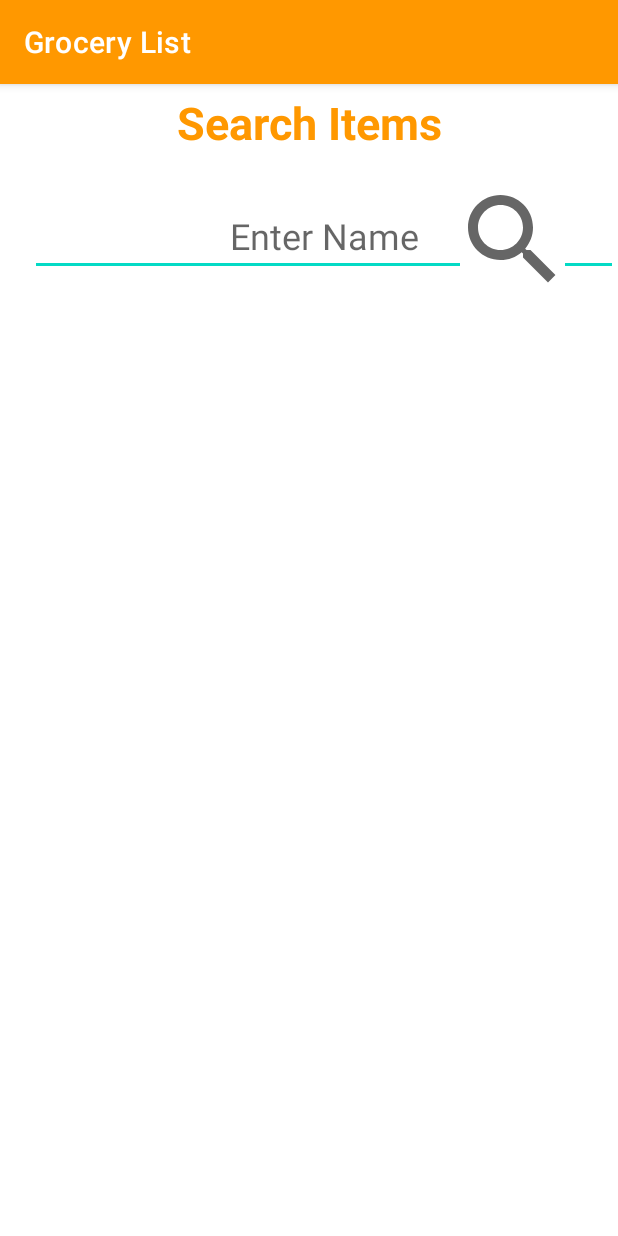
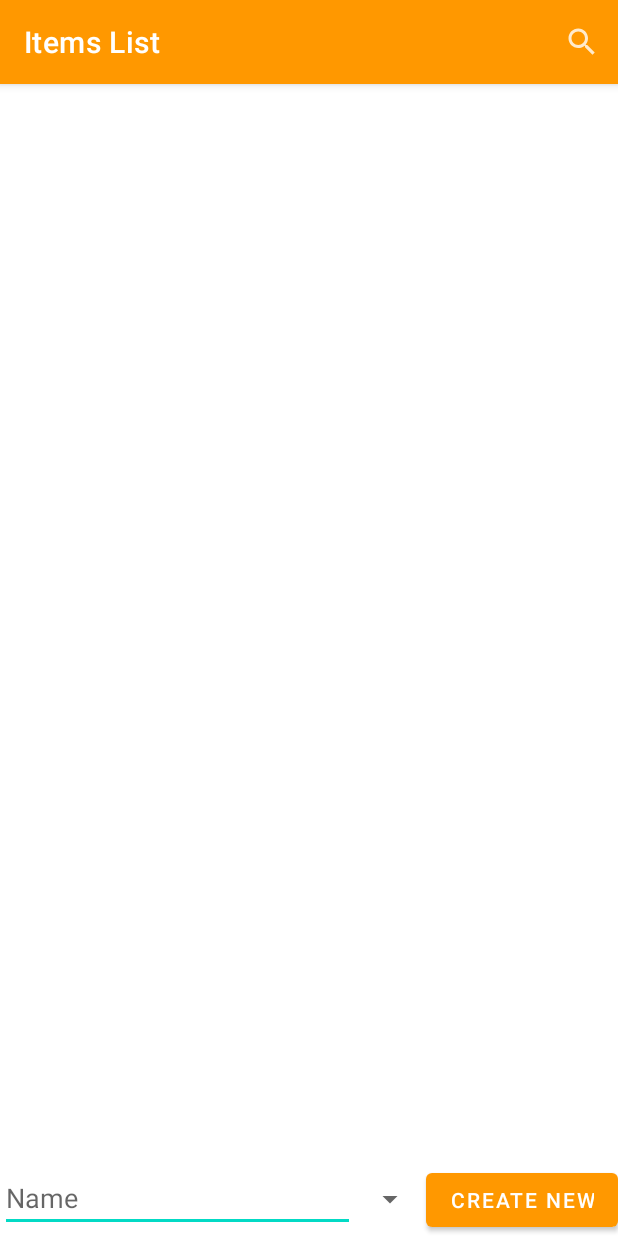
Before and after one commit to bannyadasrao/370FinalProject, an Android app: the MyItems screen opened directly, with no data from a screen before it, after a tap on "SEARCH BY NAME", on a phone screen of 412 x 824 dp. Run offline under Robolectric (Android 15) with nearby library versions, the phone set to English and light mode, and no system bars.

Commit message:
Search filter and create new items

```diff
--- a/GLM/app/src/main/AndroidManifest.xml
+++ b/GLM/app/src/main/AndroidManifest.xml
@@ -9,8 +9,8 @@
         android:roundIcon="@mipmap/ic_launcher_round"
         android:supportsRtl="true"
         android:theme="@style/Theme.GLM">
-        <activity android:name=".searchItem"
-            android:label="Grocery List" ></activity>
+        <activity android:name=".searchItemName"
+            android:label="Items List" ></activity>
         <activity
             android:name=".searchCategory"
             android:label="Grocery List" />
--- /dev/null
+++ b/GLM/app/src/main/java/edu/qc/seclass/glm/DBHelperForItems.java
@@ -0,0 +1,61 @@
+package edu.qc.seclass.glm;
+
+import android.content.ContentValues;
+import android.content.Context;
+import android.database.Cursor;
+import android.database.sqlite.SQLiteDatabase;
+import android.database.sqlite.SQLiteOpenHelper;
+
+public class DBHelperForItems extends SQLiteOpenHelper {
+
+    private static final String DB_NAME = "GroceryItem.db";
+    private static final String DB_TABLE = "ITEM_LIST";
+
+    private static final String ID = "ID";
+    private static final String NAME = "ITEM_NAME";
+//    private static final String CATEGORY = "ITEM_CATEGORY";
+
+    private static final String CREATE_TABLE = "CREATE TABLE " + DB_TABLE+" ("+
+            ID + " INTEGER PRIMARY KEY AUTOINCREMENT, "+
+            NAME+ " TEXT "+ ")";
+
+    public DBHelperForItems(Context context){
+        super(context,DB_NAME,null,1);
+
+    }
+    @Override
+    public void onCreate(SQLiteDatabase db) {
+        db.execSQL(CREATE_TABLE);
+    }
+
+    @Override
+    public void onUpgrade(SQLiteDatabase db, int oldVersion, int newVersion) {
+        db.execSQL("DROP TABLE IF EXISTS "+ DB_TABLE);
+        onCreate(db);
+    }
+
+    public boolean insertData(String name){
+        SQLiteDatabase db = this.getWritableDatabase();
+        ContentValues contentValues = new ContentValues();
+        contentValues.put(NAME, name);
+
+        long result = db.insert(DB_TABLE,null,contentValues);
+        return result != -1; // if return -1, data won't insert.
+    }
+
+    public  Cursor viewData(){
+        SQLiteDatabase db = this.getReadableDatabase();
+        String query = "Select * from " + DB_TABLE;
+        Cursor cursor =  db.rawQuery(query,null);
+
+        return cursor;
+    }
+
+    public Cursor searchItems(String items){
+        SQLiteDatabase db = this.getReadableDatabase();
+        String query = "Select * from " + DB_TABLE+" WHERE "+NAME+" Like '%"+items+"%'";
+        Cursor cursor = db.rawQuery(query,null);
+
+        return cursor;
+    }
+}
--- a/GLM/app/src/main/java/edu/qc/seclass/glm/MainActivity.java
+++ b/GLM/app/src/main/java/edu/qc/seclass/glm/MainActivity.java
@@ -13,7 +13,6 @@ import android.widget.Toast;
 public class MainActivity extends AppCompatActivity {
     @Override
     protected void onCreate(Bundle savedInstanceState) {
-        SQLiteDatabase ItemDatabase = new DBHelper(this).getWritableDatabase();
         SQLiteDatabase UserListDatabase = new DBHelperForList(this).getWritableDatabase();
         super.onCreate(savedInstanceState);
         try{
--- a/GLM/app/src/main/java/edu/qc/seclass/glm/MyItems.java
+++ b/GLM/app/src/main/java/edu/qc/seclass/glm/MyItems.java
@@ -24,8 +24,8 @@ public class MyItems extends AppCompatActivity {
         startActivity(i);
     }
 
-    public void goSearchItemPage(View view){
-        Intent i = new Intent(this,searchItem.class);
+    public void goSearchItemNamePage(View view){
+        Intent i = new Intent(this,searchItemName.class);
         startActivity(i);
     }
 
--- a/GLM/app/src/main/java/edu/qc/seclass/glm/searchItem.java
+++ /dev/null
@@ -1,27 +0,0 @@
-package edu.qc.seclass.glm;
-
-import androidx.appcompat.app.AppCompatActivity;
-
-import android.os.Bundle;
-import android.widget.ArrayAdapter;
-import android.widget.AutoCompleteTextView;
-
-import java.util.ArrayList;
-
-public class searchItem extends AppCompatActivity {
-    private AutoCompleteTextView autosearchbyname;
-    private ArrayList<String> allName;
-    private DBHelper db;
-
-    @Override
-    protected void onCreate(Bundle savedInstanceState) {
-        super.onCreate(savedInstanceState);
-        setContentView(R.layout.activity_search_item);
-
-        autosearchbyname = findViewById(R.id.autosearchbyname);
-        db = new DBHelper(searchItem.this);
-        allName = db.getItemName();
-        ArrayAdapter<String> autoComplete = new ArrayAdapter<>(searchItem.this, android.R.layout.simple_list_item_1,allName);
-        autosearchbyname.setAdapter(autoComplete);
-    }
-}
--- /dev/null
+++ b/GLM/app/src/main/java/edu/qc/seclass/glm/searchItemName.java
@@ -0,0 +1,132 @@
+package edu.qc.seclass.glm;
+
+import androidx.appcompat.app.AppCompatActivity;
+import androidx.core.view.MenuCompat;
+import androidx.core.view.MenuItemCompat;
+
+import android.database.Cursor;
+import android.os.Bundle;
+import android.view.Menu;
+import android.view.MenuInflater;
+import android.view.MenuItem;
+import android.view.View;
+import android.widget.AdapterView;
+import android.widget.ArrayAdapter;
+import android.widget.Button;
+import android.widget.EditText;
+import android.widget.ListView;
+import android.widget.SearchView;
+import android.widget.Spinner;
+import android.widget.Toast;
+
+import java.util.ArrayList;
+
+public class searchItemName extends AppCompatActivity implements AdapterView.OnItemSelectedListener{
+
+    DBHelperForItems db;
+    Button add_data;
+    EditText add_name;
+
+    ArrayList<String> listItem;
+    ArrayAdapter adapter;
+    ListView itemlist;
+
+    @Override
+    protected void onCreate(Bundle savedInstanceState) {
+        super.onCreate(savedInstanceState);
+        setContentView(R.layout.activity_search_item_name);
+
+        db = new DBHelperForItems(this);
+
+        listItem = new ArrayList<>();
+
+        add_data = findViewById(R.id.add_data);
+        add_name = findViewById(R.id.add_name);
+        itemlist = findViewById(R.id.itemlist);
+
+        Spinner spinner = findViewById(R.id.add_category);
+        ArrayAdapter<CharSequence> spinnerAdapter = ArrayAdapter.createFromResource(this,R.array.categoriesList, android.R.layout.simple_spinner_item);
+        spinnerAdapter.setDropDownViewResource(android.R.layout.simple_spinner_dropdown_item);
+        spinner.setAdapter(spinnerAdapter);
+        spinner.setOnItemSelectedListener(this);
+
+        viewData();
+
+        itemlist.setOnItemClickListener(new AdapterView.OnItemClickListener() {
+            @Override
+            public void onItemClick(AdapterView<?> parent, View view, int position, long id) {
+                String text = itemlist.getItemAtPosition(position).toString();
+                Toast.makeText(searchItemName.this,""+text,Toast.LENGTH_SHORT).show();
+
+            }
+        });
+        add_data.setOnClickListener(new View.OnClickListener() {
+            @Override
+            public void onClick(View v) {
+                String name = add_name.getText().toString();
+                if(!name.equals("") && db.insertData(name)){
+                    Toast.makeText(searchItemName.this, "Data added", Toast.LENGTH_SHORT).show();
+                    add_name.setText("");
+                    listItem.clear();
+                    viewData();
+                }else{
+                    Toast.makeText(searchItemName.this,"Data not added", Toast.LENGTH_SHORT).show();
+                }
+            }
+        });
+    }
+
+    private void viewData() {
+        Cursor cursor = db.viewData();
+        if(cursor.getCount() == 0){
+            Toast.makeText(this,"No data to show", Toast.LENGTH_SHORT).show();
+        }else{
+            while (cursor.moveToNext()){
+                listItem.add(cursor.getString(1)); //index1 is name, index0 is ID
+            }
+            adapter = new ArrayAdapter<>(this, android.R.layout.simple_list_item_1,listItem);
+            itemlist.setAdapter(adapter);
+        }
+    }
+
+    @Override
+    public boolean onCreateOptionsMenu(Menu menu) {
+        MenuInflater inflater = getMenuInflater();
+        inflater.inflate(R.menu.menu,menu);
+
+        MenuItem searchItem = menu.findItem(R.id.item_search);
+        SearchView searchView = (SearchView) MenuItemCompat.getActionView(searchItem);
+
+
+        searchView.setOnQueryTextListener(new SearchView.OnQueryTextListener() {
+            @Override
+            public boolean onQueryTextSubmit(String query) {
+                return false;
+            }
+
+            @Override
+            public boolean onQueryTextChange(String newText) {
+                ArrayList<String> itemslist = new ArrayList<>();
+                for(String items: listItem){
+                    if(items.toLowerCase().contains((newText).toLowerCase())){
+                        itemslist.add(items);
+                    }
+                }
+                ArrayAdapter<String> adapter = new ArrayAdapter<String>(searchItemName.this, android.R.layout.simple_list_item_1,itemslist);
+                itemlist.setAdapter(adapter);
+                return true;
+            }
+        });
+        return super.onCreateOptionsMenu(menu);
+    }
+
+    @Override
+    public void onItemSelected(AdapterView<?> parent, View view, int position, long id) {
+        String text = parent.getItemAtPosition(position).toString();
+        Toast.makeText(parent.getContext(),text,Toast.LENGTH_SHORT).show();
+    }
+    @Override
+    public void onNothingSelected(AdapterView<?> parent) {
+
+    }
+}
--- /dev/null
+++ b/GLM/app/src/main/res/drawable-anydpi/ic_action_search.xml
@@ -0,0 +1,11 @@
+<vector xmlns:android="http://schemas.android.com/apk/res/android"
+    android:width="24dp"
+    android:height="24dp"
+    android:viewportWidth="24"
+    android:viewportHeight="24"
+    android:tint="#FFFFFF"
+    android:alpha="0.8">
+  <path
+      android:fillColor="@android:color/white"
+      android:pathData="M15.5,14h-0.79l-0.28,-0.27C15.41,12.59 16,11.11 16,9.5 16,5.91 13.09,3 9.5,3S3,5.91 3,9.5 5.91,16 9.5,16c1.61,0 3.09,-0.59 4.23,-1.57l0.27,0.28v0.79l5,4.99L20.49,19l-4.99,-5zM9.5,14C7.01,14 5,11.99 5,9.5S7.01,5 9.5,5 14,7.01 14,9.5 11.99,14 9.5,14z"/>
+</vector>
--- a/GLM/app/src/main/res/layout/activity_my_items.xml
+++ b/GLM/app/src/main/res/layout/activity_my_items.xml
@@ -26,7 +26,7 @@
         android:layout_width="330dp"
         android:layout_height="70dp"
         android:layout_marginBottom="16dp"
-        android:onClick="goSearchItemPage"
+        android:onClick="goSearchItemNamePage"
         android:text="Search By Name"
         android:textSize="24sp"
         android:textStyle="bold"
--- a/GLM/app/src/main/res/layout/activity_search_item.xml
+++ /dev/null
@@ -1,60 +0,0 @@
-<?xml version="1.0" encoding="utf-8"?>
-<androidx.constraintlayout.widget.ConstraintLayout xmlns:android="http://schemas.android.com/apk/res/android"
-    xmlns:app="http://schemas.android.com/apk/res-auto"
-    xmlns:tools="http://schemas.android.com/tools"
-    android:layout_width="match_parent"
-    android:layout_height="match_parent"
-    tools:context=".searchItem">
-
-    <TextView
-        android:id="@+id/searchItemByName"
-        android:layout_width="wrap_content"
-        android:layout_height="wrap_content"
-        android:layout_centerHorizontal="true"
-        android:layout_marginTop="5dp"
-        android:text="@string/search_items"
-        android:textColor="#FF9800"
-        android:textSize="30sp"
-        android:textStyle="bold"
-        app:layout_constraintBottom_toBottomOf="parent"
-        app:layout_constraintEnd_toEndOf="parent"
-        app:layout_constraintHorizontal_bias="0.501"
-        app:layout_constraintStart_toStartOf="parent"
-        app:layout_constraintTop_toTopOf="parent"
-        app:layout_constraintVertical_bias="0.0" />
-
-    <AutoCompleteTextView
-        android:id="@+id/autosearchbyname"
-        android:layout_width="match_parent"
-        android:layout_height="wrap_content"
-        android:layout_below="@id/searchItemByName"
-        android:layout_marginStart="20dp"
-        android:layout_marginBottom="328dp"
-        android:layout_marginTop="20dp"
-        android:completionThreshold="1"
-        android:hint="Enter Name"
-        android:inputType="text"
-        android:textAlignment="center"
-        android:textSize="24sp"
-        app:layout_constraintBottom_toBottomOf="parent"
-        app:layout_constraintEnd_toEndOf="parent"
-        app:layout_constraintHorizontal_bias="0.174"
-        app:layout_constraintStart_toStartOf="parent"
-        app:layout_constraintTop_toBottomOf="@+id/searchItemByName"
-        app:layout_constraintVertical_bias="0.028" />
-
-    <ImageButton
-        android:id="@+id/searchByNameButton"
-        android:layout_width="70dp"
-        android:layout_height="70dp"
-        android:layout_below="@id/searchItemByName"
-        android:background="#FFFFFF"
-        android:contentDescription="@string/searchicon"
-        app:layout_constraintBottom_toBottomOf="parent"
-        app:layout_constraintEnd_toEndOf="parent"
-        app:layout_constraintHorizontal_bias="0.897"
-        app:layout_constraintStart_toStartOf="parent"
-        app:layout_constraintTop_toBottomOf="@+id/searchItemByName"
-        app:layout_constraintVertical_bias="0.035"
-        app:srcCompat="@drawable/ic_baseline_search_24" />
-</androidx.constraintlayout.widget.ConstraintLayout>
--- /dev/null
+++ b/GLM/app/src/main/res/layout/activity_search_item_name.xml
@@ -0,0 +1,44 @@
+<?xml version="1.0" encoding="utf-8"?>
+<LinearLayout xmlns:android="http://schemas.android.com/apk/res/android"
+    xmlns:app="http://schemas.android.com/apk/res-auto"
+    xmlns:tools="http://schemas.android.com/tools"
+    android:layout_width="match_parent"
+    android:layout_height="match_parent"
+    android:orientation="vertical"
+    android:gravity="center_horizontal"
+    tools:context=".searchItemName">
+
+    <ListView
+        android:id="@+id/itemlist"
+        android:layout_width="match_parent"
+        android:layout_height="wrap_content"
+        android:layout_weight="1"/>
+
+    <LinearLayout
+        android:layout_width="match_parent"
+        android:layout_height="wrap_content"
+        android:orientation="horizontal">
+
+        <EditText
+            android:id="@+id/add_name"
+            android:layout_width="match_parent"
+            android:layout_height="wrap_content"
+            android:layout_weight="2"
+            android:hint="Name"/>
+
+        <Spinner
+            android:id="@+id/add_category"
+            android:layout_width="wrap_content"
+            android:layout_height="wrap_content"
+            android:layout_weight="1"
+            android:entries="@array/categoriesList">
+        </Spinner>
+
+        <Button
+            android:id="@+id/add_data"
+            android:layout_width="wrap_content"
+            android:layout_height="wrap_content"
+            android:text="CREATE NEW"/>
+
+    </LinearLayout>
+</LinearLayout>
--- /dev/null
+++ b/GLM/app/src/main/res/menu/menu.xml
@@ -0,0 +1,13 @@
+<?xml version="1.0" encoding="utf-8"?>
+<menu xmlns:app="http://schemas.android.com/apk/res-auto"
+    xmlns:android="http://schemas.android.com/apk/res/android">
+
+    <item
+        android:id="@+id/item_search"
+        android:icon="@drawable/ic_action_search"
+        android:title="Search"
+        app:actionViewClass="android.widget.SearchView"
+        app:showAsAction="always|collapseActionView">
+    </item>
+
+</menu>
--- a/GLM/app/src/main/res/values/strings.xml
+++ b/GLM/app/src/main/res/values/strings.xml
@@ -102,4 +102,18 @@
     <string name="textView3">fruitstext</string>
     <string name="pics">fruitpic</string>
     <string name="icon">icon</string>
+
+    <string-array name="categoriesList">
+        <item>Fruits</item>
+        <item>Meat</item>
+        <item>Dairy</item>
+        <item>Vegetable</item>
+        <item>Bakery</item>
+        <item>Snack</item>
+        <item>Liquor</item>
+        <item>Beverage</item>
+        <item>Cleaning</item>
+        <item>Hygiene</item>
+    </string-array>
+
 </resources>
```
Also changed, not shown: GLM/app/src/main/java/edu/qc/seclass/glm/DBHelper.java (deleted, +0 -213 lines), GLM/app/src/main/java/edu/qc/seclass/glm/itemDetails.java (deleted, +0 -71 lines), GLM/app/src/main/res/layout/activity_item_details.xml (deleted, +0 -65 lines), GLM/app/src/main/res/drawable-hdpi/ic_action_search.png (added), GLM/app/src/main/res/drawable-mdpi/ic_action_search.png (added), GLM/app/src/main/res/drawable-xhdpi/ic_action_search.png (added), GLM/app/src/main/res/drawable-xxhdpi/ic_action_search.png (added), 1 other file.
